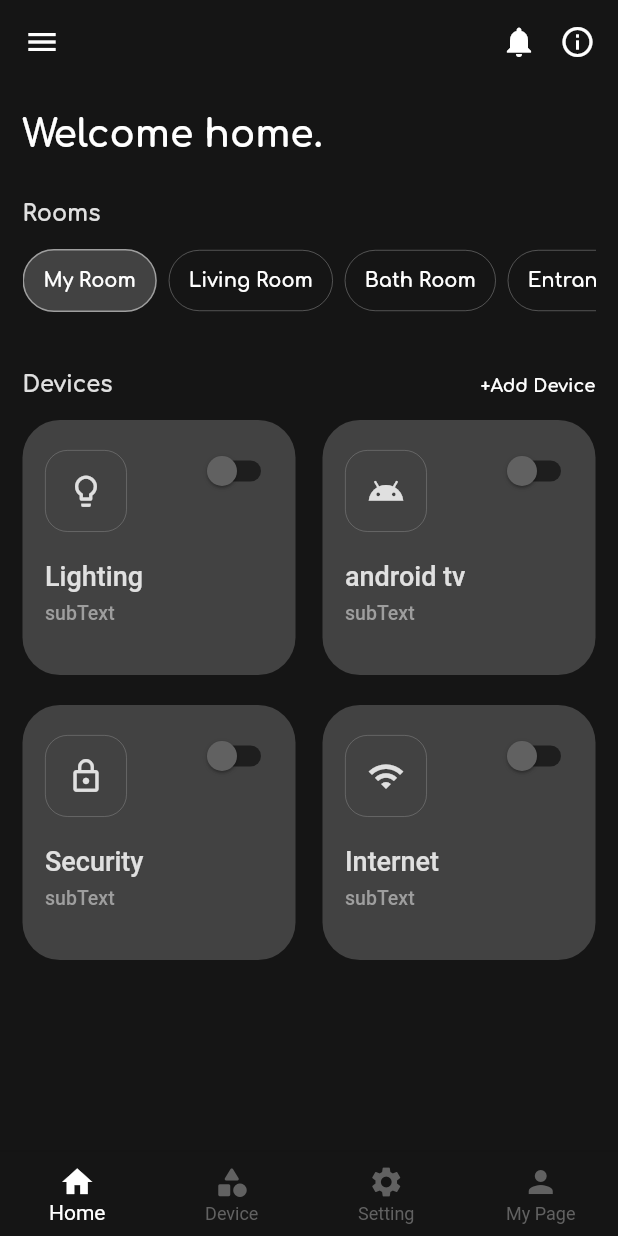
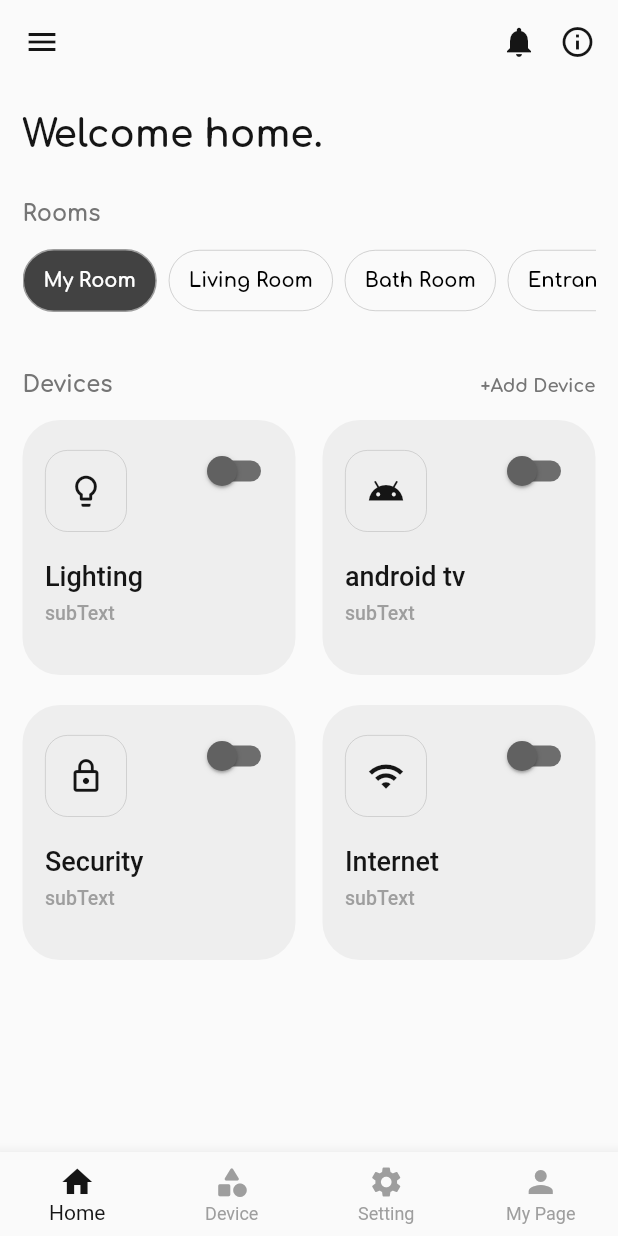
Before and after one commit to knsrmnm/flutter_smart_home_app, a Flutter app: the screen it shows after launch, on a phone screen of 412 x 824 dp. Run offline on Flutter 3.47's test engine with Material 2 defaults, Android fonts, the phone set to English and light mode, and no system bars.

Commit message:
light theme

```diff
--- a/lib/main.dart
+++ b/lib/main.dart
@@ -12,11 +12,10 @@ class MyApp extends StatelessWidget {
       title: 'Smart Home',
       debugShowCheckedModeBanner: false,
       theme: ThemeData(
-        scaffoldBackgroundColor: Color(0xFF151515),
+        // scaffoldBackgroundColor: Color(0xFF151515),
         bottomNavigationBarTheme: BottomNavigationBarThemeData(
-          backgroundColor: Color(0xFF151515),
-          selectedItemColor: Colors.white,
-          unselectedItemColor: Colors.grey[700]
+          selectedItemColor: Color(0xFF151515),
+          unselectedItemColor: Colors.grey[500]
         )
       ),
       home: HomeScreen(),
--- a/lib/screen/home_screen.dart
+++ b/lib/screen/home_screen.dart
@@ -7,27 +7,34 @@ class HomeScreen extends StatefulWidget {
 }
 
 class _HomeScreenState extends State<HomeScreen> {
+
   bool _switch1 = false;
   bool _switch2 = false;
   bool _switch3 = false;
   bool _switch4 = false;
   int _currentIndex = 0;
+
+  @override
+  void initState() {
+    super.initState();
+  }
+
   @override
   Widget build(BuildContext context) {
     Size size = MediaQuery.of(context).size;
     return Scaffold(
       appBar: AppBar(
-        backgroundColor: Color(0xFF151515),
-        leading: Icon(Icons.menu, color: Colors.white),
+        backgroundColor: Theme.of(context).scaffoldBackgroundColor,
+        leading: Icon(Icons.menu, color: Color(0xFF151515)),
         elevation: 0,
         actions: [
           Padding(
             padding: EdgeInsets.only(right: 15.0),
             child: Row(
               children: [
-                Icon(Icons.notifications, color: Colors.white),
+                Icon(Icons.notifications, color: Color(0xFF151515)),
                 const SizedBox(width: 15.0),
-                Icon(Icons.info_outline, color: Colors.white),
+                Icon(Icons.info_outline, color: Color(0xFF151515)),
               ],
             ),
           )
@@ -71,12 +78,12 @@ class _HomeScreenState extends State<HomeScreen> {
                   "Welcome home.",
                   style: TextStyle(
                     fontSize: 25.0,
-                    color: Colors.white,
+                    color: Color(0xFF151515),
                     fontFamily: 'Comfortaa'
                   ),
                 ),
                 const SizedBox(height: 30.0),
-                Text("Rooms", style: TextStyle(fontSize: 15.0, color: Colors.grey[300], fontFamily: 'Comfortaa')),
+                Text("Rooms", style: TextStyle(fontSize: 15.0, color: Colors.grey[600], fontFamily: 'Comfortaa')),
                 const SizedBox(height: 15.0),
                 SingleChildScrollView(
                   scrollDirection: Axis.horizontal,
@@ -96,8 +103,8 @@ class _HomeScreenState extends State<HomeScreen> {
                 Row(
                   mainAxisAlignment: MainAxisAlignment.spaceBetween,
                   children: [
-                    Text("Devices", style: TextStyle(fontSize: 15.0, color: Colors.grey[300], fontFamily: 'Comfortaa')),
-                    Text("+Add Device", style: TextStyle(fontSize: 12.0, color: Colors.white, fontFamily: 'Comfortaa')),
+                    Text("Devices", style: TextStyle(fontSize: 15.0, color: Colors.grey[600], fontFamily: 'Comfortaa')),
+                    Text("+Add Device", style: TextStyle(fontSize: 12.0, color: Colors.grey[600], fontFamily: 'Comfortaa')),
                   ],
                 ),
                 const SizedBox(height: 15.0),
@@ -181,7 +188,7 @@ Widget _makeRoomEl(String name, bool selected) {
       child: Text(
         name,
         style: TextStyle(
-          color: Colors.white,
+          color: selected ? Colors.white : Colors.black,
           fontFamily: 'Comfortaa',
           fontSize: 13.0
         ),
@@ -194,13 +201,12 @@ Widget _makeRoomEl(String name, bool selected) {
 Widget _makeDeviceEl(String name, String subText, IconData icon, double width, Widget sw) {
   final double containerWidth = (width/2)-24.0;
   final double iconContainerWidth = containerWidth*0.3;
-  bool _active = false;
   return Container(
     width: containerWidth,
     height: 170.0,
     decoration: BoxDecoration(
       borderRadius: BorderRadius.all(Radius.circular(25.0)),
-      color: Colors.grey[800]
+      color: Colors.grey[200]
     ),
     child: Padding(
       padding: EdgeInsets.all(10.0),
@@ -220,7 +226,7 @@ Widget _makeDeviceEl(String name, String subText, IconData icon, double width, W
                 ),
                 width: iconContainerWidth,
                 height: iconContainerWidth,
-                child: Icon(icon, size: 25.0, color: Colors.grey[300]),
+                child: Icon(icon, size: 25.0, color: Color(0xFF151515)),
               )
             )
           ),
@@ -230,7 +236,7 @@ Widget _makeDeviceEl(String name, String subText, IconData icon, double width, W
               padding: EdgeInsets.only(left: 5.0),
               child: Text(
                 name,
-                style: TextStyle(fontSize: 18.0, fontWeight: FontWeight.w500, color: Colors.grey[300]),
+                style: TextStyle(fontSize: 18.0, fontWeight: FontWeight.w500, color: Color(0xFF151515)),
               ),
             ),
           ),
```
